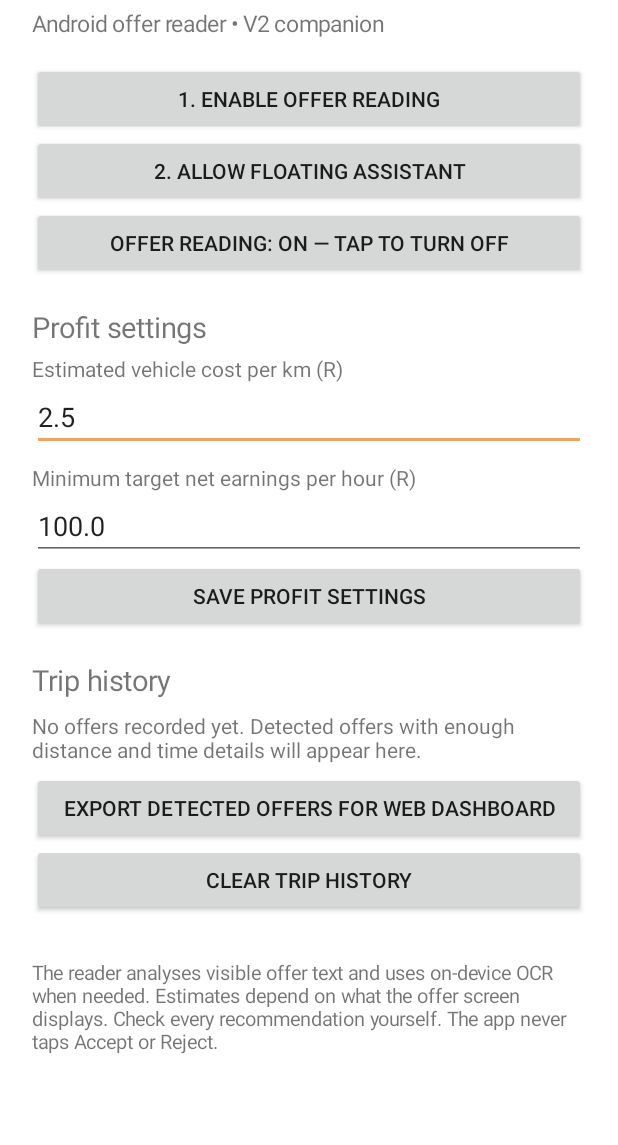
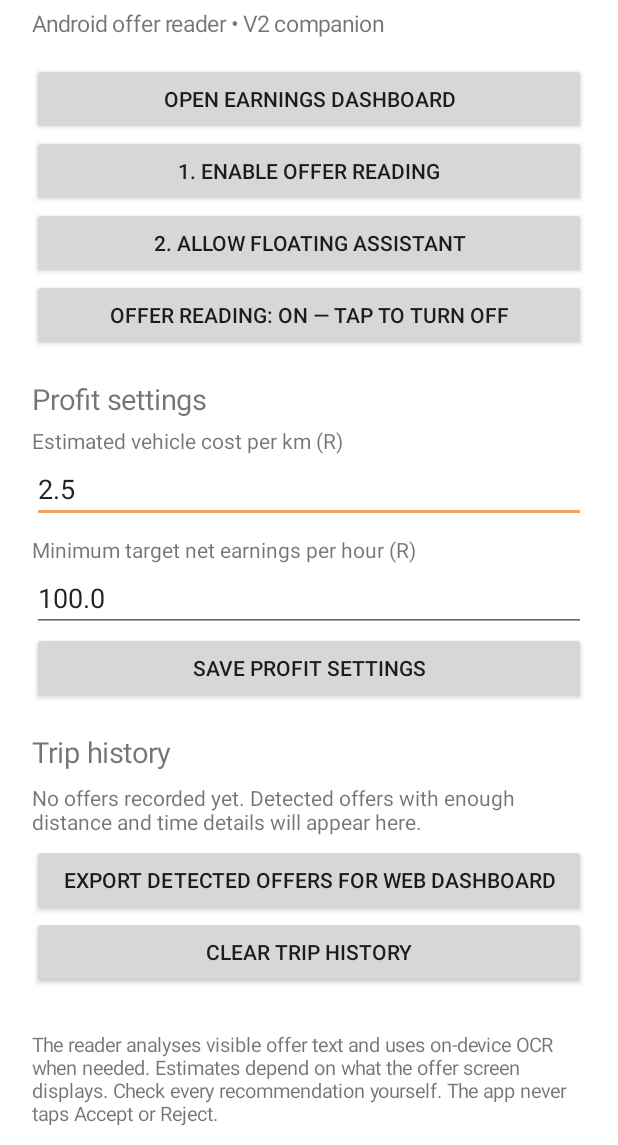
Before and after one commit to whalynbomm-blip/driver-profit-assistant-v2, an Android app: the screen it shows after launch (MainActivity), on a phone screen of 412 x 824 dp, the part 91-1236 px from its top. Run offline under Robolectric (Android 15) with nearby library versions, the phone set to English and light mode, and no system bars.

Commit message:
Add dashboard entry point to IndAssistant

```diff
--- a/app/src/main/java/za/co/driverprofit/assistant/MainActivity.kt
+++ b/app/src/main/java/za/co/driverprofit/assistant/MainActivity.kt
@@ -40,6 +40,10 @@ class MainActivity : AppCompatActivity() {
             text = "Android offer reader • V2 companion"
             textSize = 15f
             setPadding(0, 8, 0, 24)
+        })
+        root.addView(Button(this).apply {
+            text = "Open earnings dashboard"
+            setOnClickListener { startActivity(Intent(this@MainActivity, DashboardActivity::class.java)) }
         })
         root.addView(Button(this).apply {
             text = "1. Enable offer reading"
```
